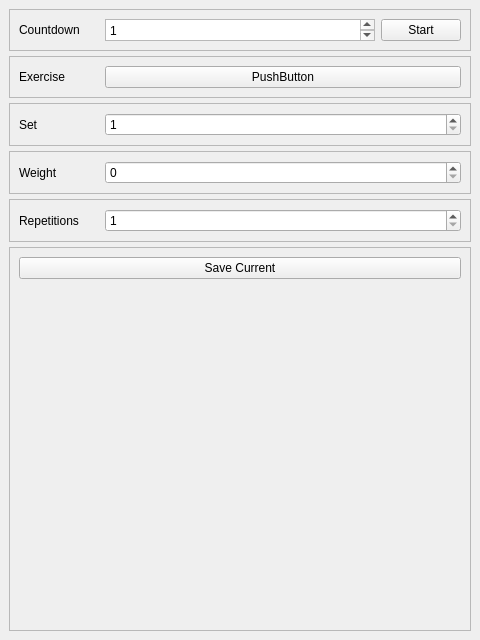
This is mainwindow.ui in Dar13/workout-qt as Qt 5 draws it before an edit. The edited form follows.
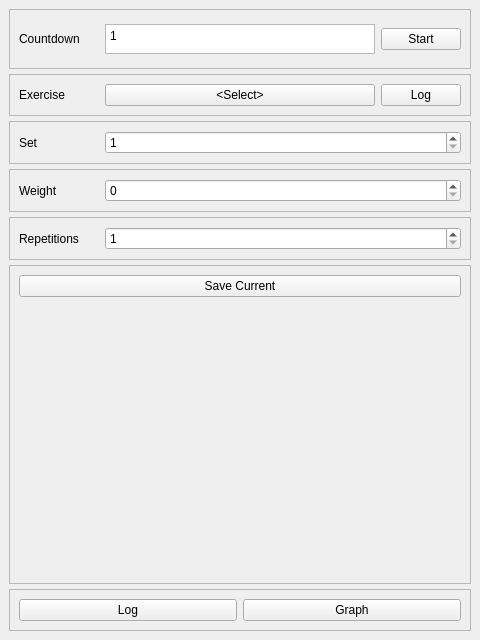
This is the edited form.

Diff of the .ui file:
```diff
--- a/mainwindow.ui
+++ b/mainwindow.ui
@@ -21,11 +21,23 @@
     <item>
      <widget class="QFrame" name="countdown_frame">
       <property name="sizePolicy">
-       <sizepolicy hsizetype="MinimumExpanding" vsizetype="Fixed">
+       <sizepolicy hsizetype="MinimumExpanding" vsizetype="Minimum">
         <horstretch>0</horstretch>
         <verstretch>0</verstretch>
        </sizepolicy>
       </property>
+      <property name="minimumSize">
+       <size>
+        <width>0</width>
+        <height>20</height>
+       </size>
+      </property>
+      <property name="maximumSize">
+       <size>
+        <width>16777215</width>
+        <height>60</height>
+       </size>
+      </property>
       <property name="frameShape">
        <enum>QFrame::StyledPanel</enum>
       </property>
@@ -64,7 +76,7 @@
        <item>
         <widget class="QPlainTextEdit" name="countdown_value">
          <property name="sizePolicy">
-          <sizepolicy hsizetype="MinimumExpanding" vsizetype="Minimum">
+          <sizepolicy hsizetype="MinimumExpanding" vsizetype="Expanding">
            <horstretch>0</horstretch>
            <verstretch>0</verstretch>
           </sizepolicy>
@@ -72,7 +84,7 @@
          <property name="minimumSize">
           <size>
            <width>0</width>
-           <height>10</height>
+           <height>20</height>
           </size>
          </property>
          <property name="maximumSize">
@@ -84,6 +96,12 @@
          <property name="inputMethodHints">
           <set>Qt::ImhDigitsOnly</set>
          </property>
+         <property name="verticalScrollBarPolicy">
+          <enum>Qt::ScrollBarAlwaysOff</enum>
+         </property>
+         <property name="sizeAdjustPolicy">
+          <enum>QAbstractScrollArea::AdjustToContentsOnFirstShow</enum>
+         </property>
          <property name="plainText">
           <string>1</string>
          </property>
@@ -148,7 +166,14 @@
           </sizepolicy>
          </property>
          <property name="text">
-          <string>PushButton</string>
+          <string>&lt;Select&gt;</string>
+         </property>
+        </widget>
+       </item>
+       <item>
+        <widget class="QPushButton" name="exercise_log_control">
+         <property name="text">
+          <string>Log</string>
          </property>
         </widget>
        </item>
@@ -357,6 +382,32 @@
       </layout>
      </widget>
     </item>
+    <item>
+     <widget class="QFrame" name="frame">
+      <property name="frameShape">
+       <enum>QFrame::StyledPanel</enum>
+      </property>
+      <property name="frameShadow">
+       <enum>QFrame::Raised</enum>
+      </property>
+      <layout class="QHBoxLayout" name="horizontalLayout_7">
+       <item>
+        <widget class="QPushButton" name="log_control">
+         <property name="text">
+          <string>Log</string>
+         </property>
+        </widget>
+       </item>
+       <item>
+        <widget class="QPushButton" name="pushButton_2">
+         <property name="text">
+          <string>Graph</string>
+         </property>
+        </widget>
+       </item>
+      </layout>
+     </widget>
+    </item>
    </layout>
   </widget>
  </widget>
```
